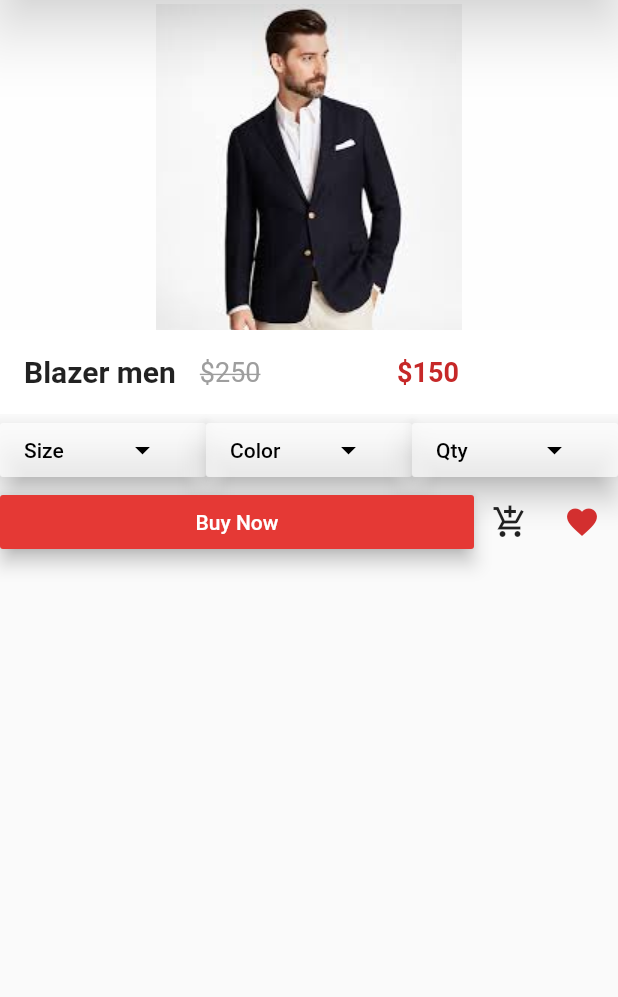
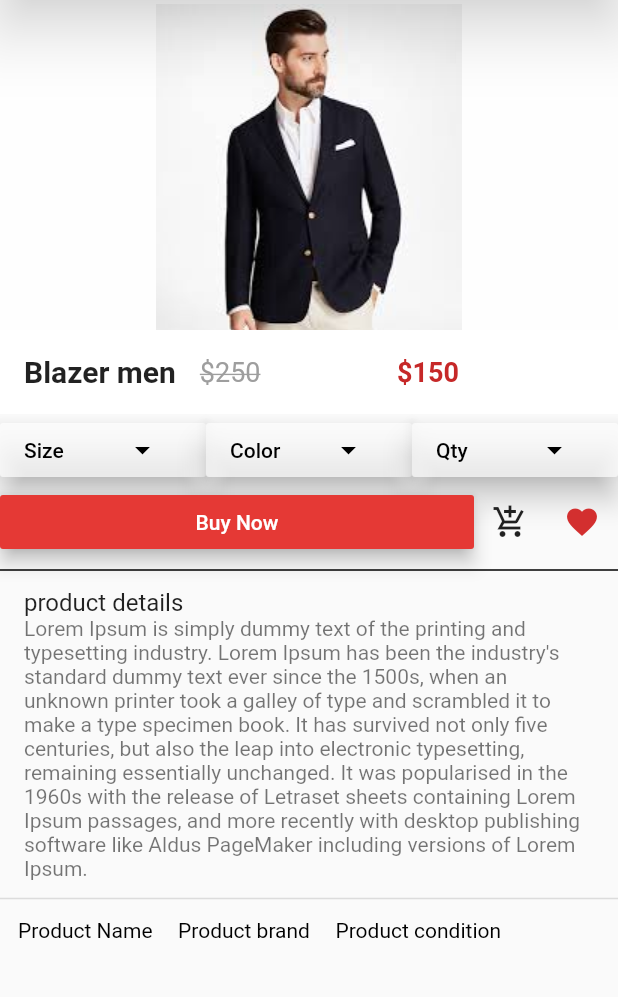
Before and after one commit to Aryan-goel/FashionPoint, a Flutter app: the screen it shows after launch, after a tap on "Blazer men", on a phone screen of 412 x 824 dp, the part 120-1117 px from its top. Run offline on Flutter 3.47's test engine with Material 2 defaults, Android fonts, the phone set to English and light mode, and no system bars; our stand-ins replace carousel_pro.

Commit message:
second commit

```diff
--- a/lib/pages/product_details.dart
+++ b/lib/pages/product_details.dart
@@ -197,6 +197,44 @@
                 color: Colors.red[700],
               )
             ],
+          ),
+          Divider(
+            //height: 13,
+            thickness: 1,
+            color: Colors.black,
+          ),
+          ListTile(
+            title: Text("product details"),
+            subtitle: Text(
+                "Lorem Ipsum is simply dummy text of the printing and typesetting industry. Lorem Ipsum has been the industry's standard dummy text ever since the 1500s, when an unknown printer took a galley of type and scrambled it to make a type specimen book. It has survived not only five centuries, but also the leap into electronic typesetting, remaining essentially unchanged. It was popularised in the 1960s with the release of Letraset sheets containing Lorem Ipsum passages, and more recently with desktop publishing software like Aldus PageMaker including versions of Lorem Ipsum."),
+          ),
+          Divider(
+            thickness: 1,
+          ),
+          Row(
+            children: <Widget>[
+              Padding(
+                padding: EdgeInsets.fromLTRB(12, 5, 5, 5),
+                child: Text(
+                  "Product Name",
+                  style: TextStyle(color: Colors.black),
+                ),
+              ),
+              Padding(
+                padding: EdgeInsets.fromLTRB(12, 5, 5, 5),
+                child: Text(
+                  "Product brand",
+                  style: TextStyle(color: Colors.black),
+                ),
+              ),
+              Padding(
+                padding: EdgeInsets.fromLTRB(12, 5, 5, 5),
+                child: Text(
+                  "Product condition",
+                  style: TextStyle(color: Colors.black),
+                ),
+              )
+            ],
           )
         ],
       ),
```
